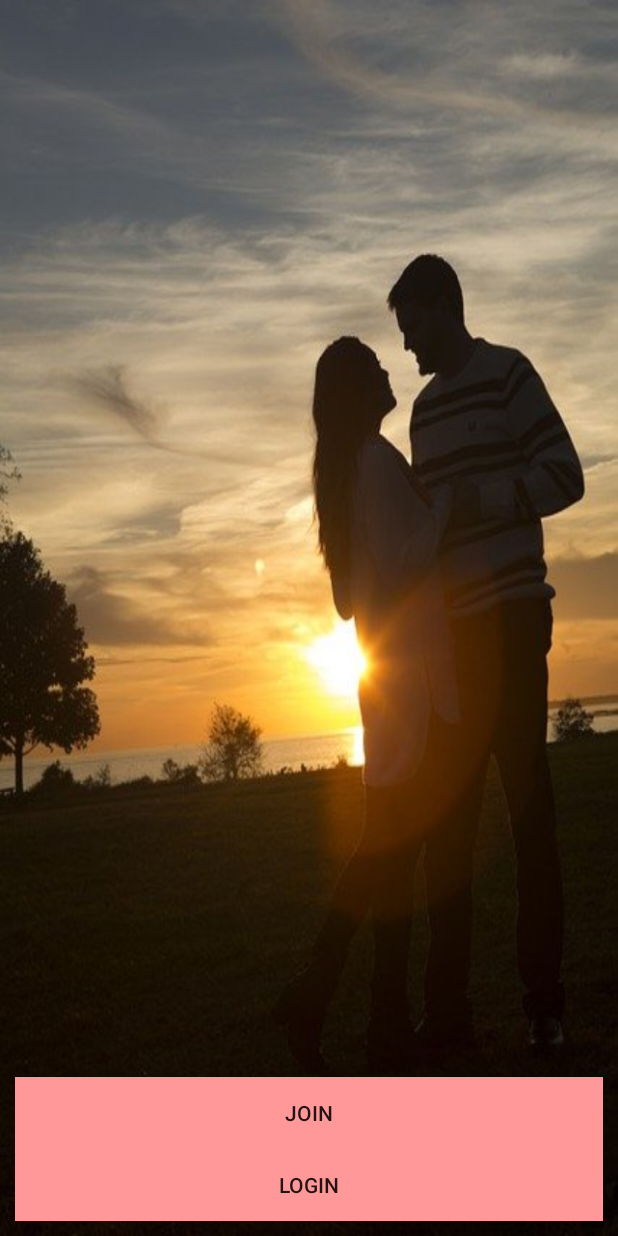
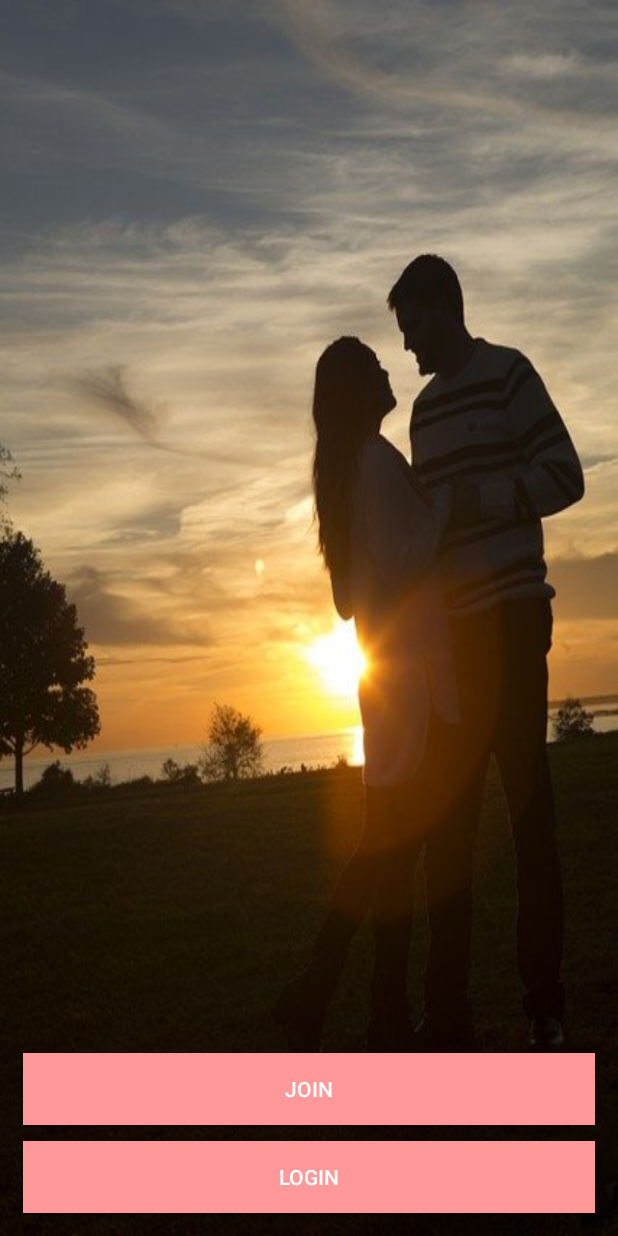
Before and after one commit to WhiteKr/SwipeU, an Android app: the screen it shows after launch (IntroActivity), on a phone screen of 412 x 824 dp. Run offline under Robolectric (Android 15) with nearby library versions, the phone set to English and light mode, and no system bars.

Commit message:
Margin on buttons

```diff
--- a/app/src/main/res/layout/activity_intro.xml
+++ b/app/src/main/res/layout/activity_intro.xml
@@ -19,14 +19,18 @@
 		<Button
 			android:layout_width="match_parent"
 			android:layout_height="wrap_content"
+			android:layout_margin="5dp"
 			android:background="@color/mainColor"
-			android:text="Join" />
+			android:text="Join"
+			android:textColor="@color/white" />
 
 		<Button
 			android:layout_width="match_parent"
 			android:layout_height="wrap_content"
+			android:layout_margin="5dp"
 			android:background="@color/mainColor"
-			android:text="Login" />
+			android:text="Login"
+			android:textColor="@color/white" />
 
 	</LinearLayout>
 
```
